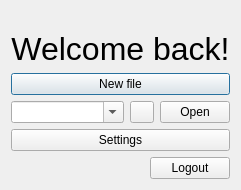
Before: the Qt Designer form client/filechoicewindow.ui in gianluca-amprimo/pds-project, drawn with Qt 5.
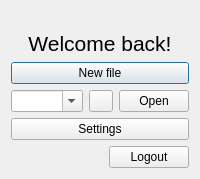
After: the same form once the commit is applied. Icons and pictures are not drawn.

Patch:
```diff
--- a/client/filechoicewindow.ui
+++ b/client/filechoicewindow.ui
@@ -37,7 +37,7 @@
     <widget class="QLabel" name="WelcomeLabel">
      <property name="font">
       <font>
-       <pointsize>24</pointsize>
+       <pointsize>16</pointsize>
       </font>
      </property>
      <property name="text">
```
Left out of the diff: 3 changed lines with no effect on the pictures.
